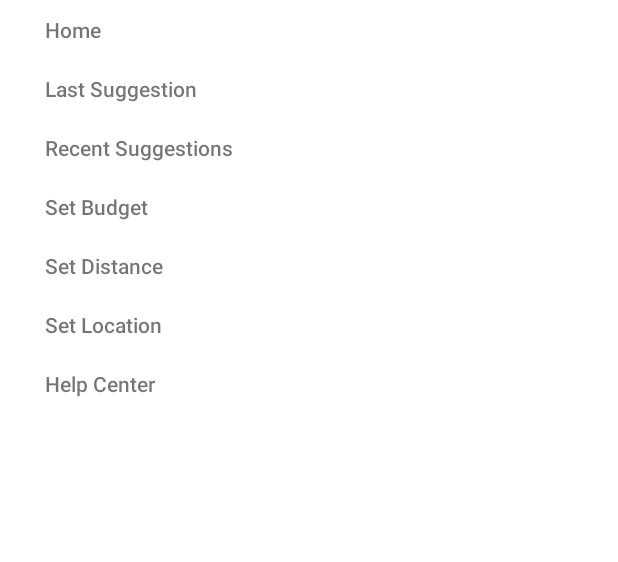
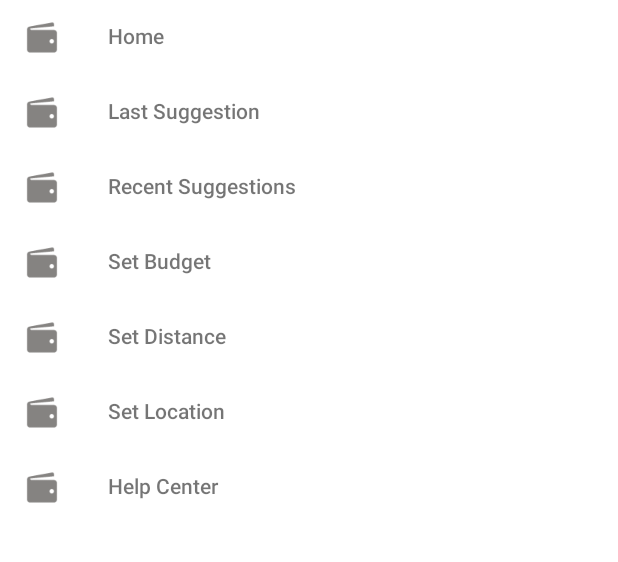
Before and after one commit to Limantara/Eat-It, an Android app: the fragment FragmentDrawer placed in its activity, on a phone screen of 412 x 824 dp, the part 240-802 px from its top. Run offline under Robolectric (Android 15) with nearby library versions, the phone set to English and light mode, and no system bars.

Commit message:
Add menu icons

```diff
--- a/app/src/main/res/layout/nav_drawer_row.xml
+++ b/app/src/main/res/layout/nav_drawer_row.xml
@@ -6,14 +6,19 @@
     android:layout_height="wrap_content"
     android:clickable="true">
 
+    <ImageView
+        android:layout_width="24dp"
+        android:layout_marginLeft="16dp"
+        android:layout_height="match_parent"
+        android:src="@drawable/ic_wallet"/>
+
     <TextView
         android:id="@+id/title"
         android:layout_width="fill_parent"
-        android:layout_height="wrap_content"
-        android:paddingLeft="30dp"
-        android:paddingTop="10dp"
-        android:paddingBottom="10dp"
-        android:textSize="15dp"
-        android:textStyle="bold" />
+        android:layout_height="48dp"
+        android:textSize="16sp"
+        android:fontFamily="sans_serif_regular"
+        android:gravity="center_vertical"
+        android:layout_marginLeft="72dp"/>
 
 </RelativeLayout>
```
